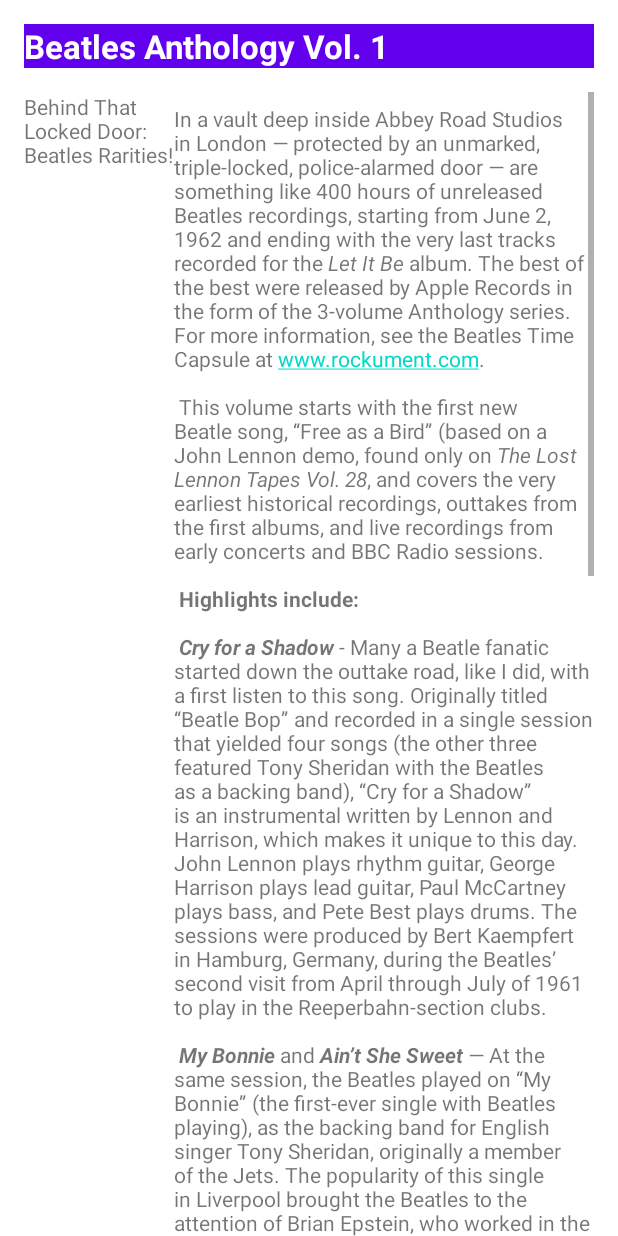
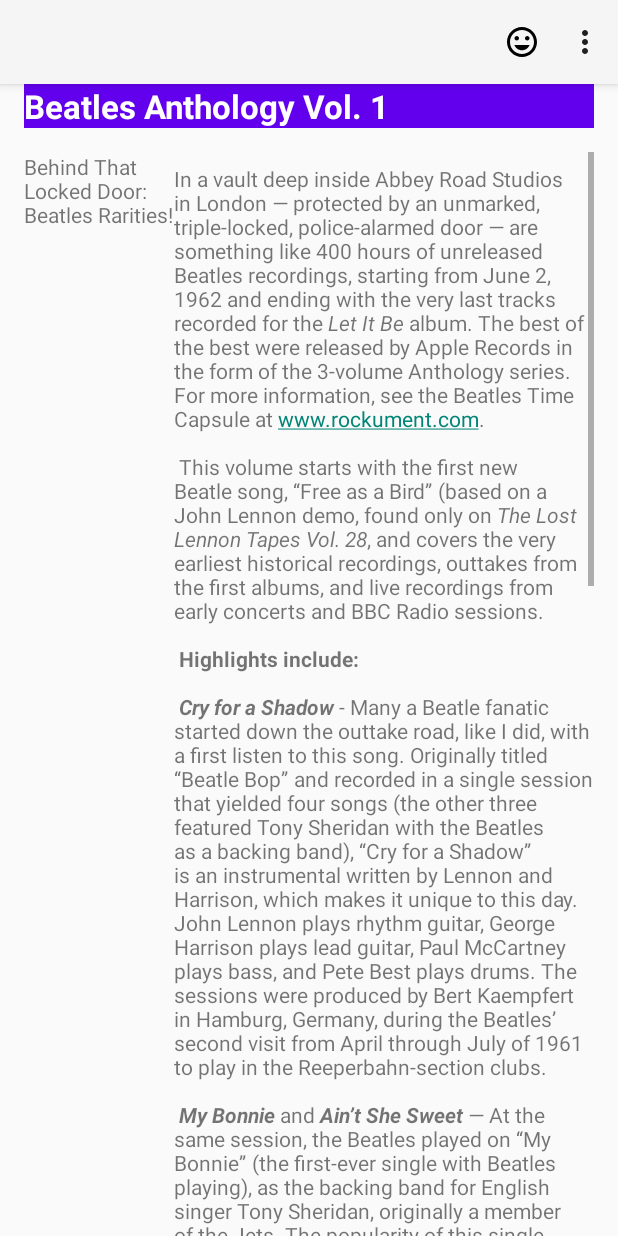
Before and after one commit to popovviktor/Aston_intensiv_2, an Android app: the layout activity_main.xml on its own in the app's theme, with its tools: preview values and no code run, on a phone screen of 412 x 824 dp. Run offline under Robolectric (Android 15) with nearby library versions, the phone set to English and light mode, and no system bars.

Commit message:
codelabs 1.4

```diff
--- a/app/src/main/AndroidManifest.xml
+++ b/app/src/main/AndroidManifest.xml
@@ -6,11 +6,11 @@
         android:allowBackup="true"
         android:dataExtractionRules="@xml/data_extraction_rules"
         android:fullBackupContent="@xml/backup_rules"
-        android:icon="@mipmap/ic_launcher"
+        android:icon="@drawable/ic_outline_mood_24"
         android:label="@string/app_name"
         android:roundIcon="@mipmap/ic_launcher_round"
         android:supportsRtl="true"
-        android:theme="@style/Theme.AstonTwo"
+        android:theme="@style/Theme.AppCompat.Light.NoActionBar"
         tools:targetApi="31">
         <activity
             android:name=".MainActivity"
--- /dev/null
+++ b/app/src/main/res/drawable/ic_outline_mood_24.xml
@@ -0,0 +1,5 @@
+<vector android:height="24dp" android:tint="#000000"
+    android:viewportHeight="24" android:viewportWidth="24"
+    android:width="24dp" xmlns:android="http://schemas.android.com/apk/res/android">
+    <path android:fillColor="@android:color/white" android:pathData="M11.99,2C6.47,2 2,6.48 2,12s4.47,10 9.99,10C17.52,22 22,17.52 22,12S17.52,2 11.99,2zM12,20c-4.42,0 -8,-3.58 -8,-8s3.58,-8 8,-8 8,3.58 8,8 -3.58,8 -8,8zM15.5,11c0.83,0 1.5,-0.67 1.5,-1.5S16.33,8 15.5,8 14,8.67 14,9.5s0.67,1.5 1.5,1.5zM8.5,11c0.83,0 1.5,-0.67 1.5,-1.5S9.33,8 8.5,8 7,8.67 7,9.5 7.67,11 8.5,11zM12,17.5c2.33,0 4.31,-1.46 5.11,-3.5L6.89,14c0.8,2.04 2.78,3.5 5.11,3.5z"/>
+</vector>
--- a/app/src/main/res/layout/activity_main.xml
+++ b/app/src/main/res/layout/activity_main.xml
@@ -5,13 +5,29 @@
     android:layout_width="match_parent"
     android:layout_height="match_parent"
     android:orientation="vertical"
-    tools:context=".MainActivity">
+    tools:context=".MainActivity"
+    >
+
+    <androidx.appcompat.widget.Toolbar
+        android:id="@+id/my_toolbar"
+        android:layout_width="match_parent"
+        android:layout_height="?attr/actionBarSize"
+        android:layout_alignParentTop="true"
+        android:background="?attr/colorPrimary"
+        android:elevation="4dp"
+        android:theme="@style/ThemeOverlay.AppCompat.ActionBar"
+        android:visibility="visible"
+        app:menu="@menu/mymenu"
+        app:popupTheme="@style/ThemeOverlay.AppCompat.Light" />
 
     <TextView
         android:id="@+id/tvheader"
         android:layout_width="match_parent"
         android:layout_height="wrap_content"
-        android:layout_margin="16dp"
+        android:layout_below="@+id/my_toolbar"
+        android:layout_marginStart="16dp"
+        android:layout_marginEnd="16dp"
+        android:layout_marginBottom="16dp"
         android:background="@color/design_default_color_primary"
         android:text="@string/article_title"
         android:textAppearance="@android:style/TextAppearance.DeviceDefault.Large"
--- /dev/null
+++ b/app/src/main/res/menu/mymenu.xml
@@ -0,0 +1,16 @@
+<menu xmlns:android="http://schemas.android.com/apk/res/android"
+    xmlns:app="http://schemas.android.com/apk/res-auto">
+
+    <!-- "Mark Favorite", should appear as action button if possible -->
+    <item
+        android:id="@+id/action_favorite"
+        android:icon="@drawable/ic_outline_mood_24"
+        android:title="@string/action_favorite"
+        app:showAsAction="ifRoom"/>
+
+    <!-- Settings, should always be in the overflow -->
+    <item android:id="@+id/action_settings"
+        android:title="@string/action_settings"
+        app:showAsAction="never"/>
+
+</menu>
--- a/app/src/main/res/values/strings.xml
+++ b/app/src/main/res/values/strings.xml
@@ -1,5 +1,5 @@
 <resources>
-    <string name="app_name">ScrollingText</string>
+    <string name="app_name">New Application</string>
     <string name="btn_toast">Toast</string>
     <string name="btn_count">Count</string>
     <string name="def_count">0</string>
@@ -29,4 +29,6 @@ This volume starts with the first new Beatle song, “Free as a Bird” (based o
 <b><i>One After 909</i></b> — A song recorded for the <i>Let It Be</i> album was actually worked on way back in the beginning, six years earlier. This take shows how they did it much more slowly, with an R&amp;B feel to it.
 </string>
     <string name="btn_add_comment">add comment</string>
+    <string name="action_favorite">actionfavorite</string>
+    <string name="action_settings">settings</string>
 </resources>
```
Also changed, not shown: app/src/main/java/com/myapplication/astontwo/MainActivity.kt (+17 -1 lines).
